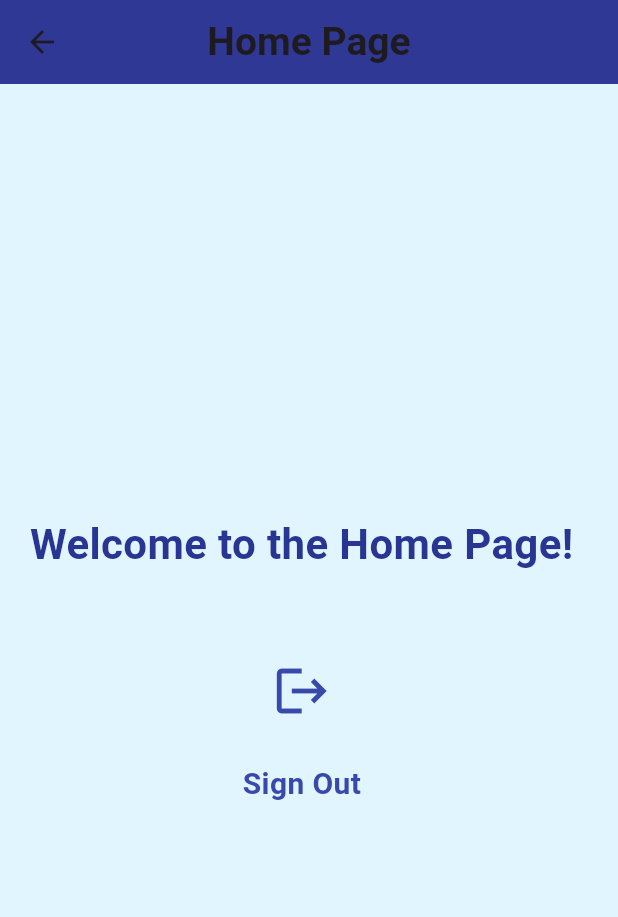
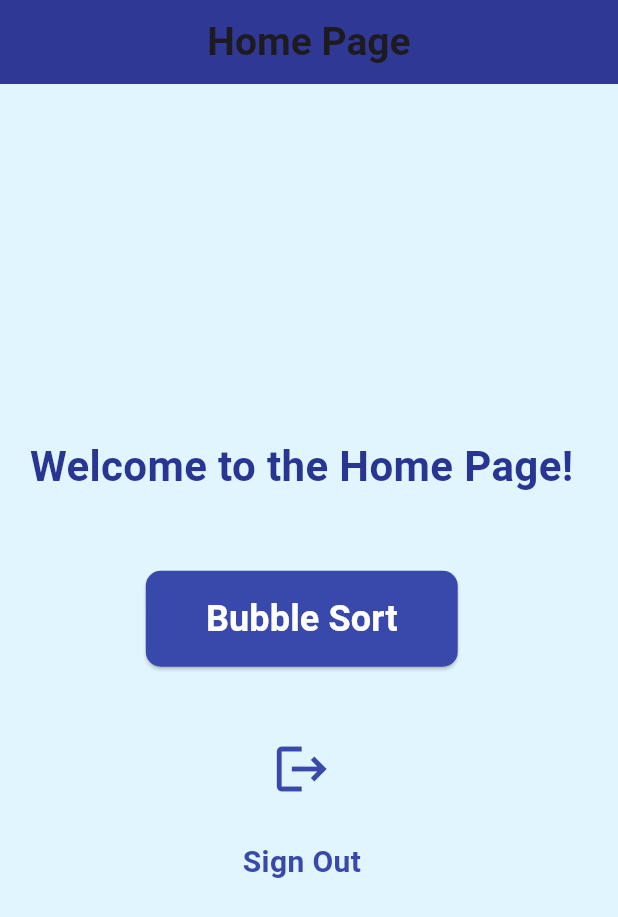
Before and after one commit to harshp4114/visualgo, a Flutter app: the HomePage screen opened by its route, on a phone screen of 412 x 824 dp. Shown: the top 917 px of the screen. Run offline on Flutter 3.47's test engine with Material 3 defaults, Android fonts, the phone set to English and light mode, and no system bars; our stand-ins replace firebase_auth, firebase_core; accounts and stored records are empty; Roboto replaces fonts that are missing (Montserrat).

Commit message:
firebase fully completed

```diff
--- a/lib/pages/home.dart
+++ b/lib/pages/home.dart
@@ -2,6 +2,7 @@ import 'package:firebase_auth/firebase_auth.dart';
 import 'package:flutter/material.dart';
 import 'package:sdp/pages/signup.dart';
 import 'package:sdp/pages/login.dart';
+import 'package:sdp/pages/sorting.dart'; // Import the BubbleSortPage
 
 class HomePage extends StatefulWidget {
   @override
@@ -12,8 +13,8 @@ class _HomePageState extends State<HomePage> {
   @override
   Widget build(BuildContext context) {
     return Scaffold(
-      // Custom AppBar with medium dark blue color
       appBar: AppBar(
+        automaticallyImplyLeading: false,
         title: Text(
           "Home Page",
           style: TextStyle(
@@ -33,7 +34,7 @@ class _HomePageState extends State<HomePage> {
           mainAxisAlignment: MainAxisAlignment.center,
           crossAxisAlignment: CrossAxisAlignment.center,
           children: [
-            // Welcome text with a modern, bold style
+            // Welcome text
             Container(
               margin: EdgeInsets.only(bottom: 20),
               child: Text(
@@ -41,7 +42,7 @@ class _HomePageState extends State<HomePage> {
                 style: TextStyle(
                   fontSize: 28,
                   fontWeight: FontWeight.bold,
-                  color: Colors.indigo[800], // Matching color theme
+                  color: Colors.indigo[800],
                   fontFamily: 'Montserrat',
                 ),
                 textAlign: TextAlign.center,
@@ -49,11 +50,38 @@ class _HomePageState extends State<HomePage> {
             ),
             SizedBox(height: 30),
 
+            // Bubble Sort Button
+            ElevatedButton(
+              onPressed: () {
+                Navigator.push(
+                  context,
+                  MaterialPageRoute(builder: (context) => SortingPage()),
+                );
+              },
+              style: ElevatedButton.styleFrom(
+                backgroundColor: Colors.indigo[600],  // Medium blue button
+                padding: EdgeInsets.symmetric(horizontal: 40, vertical: 15),
+                shape: RoundedRectangleBorder(
+                  borderRadius: BorderRadius.circular(10),
+                ),
+              ),
+              child: Text(
+                "Bubble Sort",
+                style: TextStyle(
+                  fontSize: 24,
+                  fontWeight: FontWeight.bold,
+                  fontFamily: 'Montserrat',
+                  color: Colors.white,
+                ),
+              ),
+            ),
+            SizedBox(height: 40),
+
             // Sign Out button
             IconButton(
               icon: Icon(Icons.logout),
-              color: Colors.indigo[600],  // Medium blue for the icon
-              iconSize: 40,  // Larger icon size for visual clarity
+              color: Colors.indigo[600],
+              iconSize: 40,
               onPressed: () {
                 _signOut();
               },
@@ -68,7 +96,7 @@ class _HomePageState extends State<HomePage> {
                 fontFamily: 'Montserrat',
                 fontSize: 20,
                 fontWeight: FontWeight.w600,
-                color: Colors.indigo[600],  // Medium blue for text
+                color: Colors.indigo[600],
               ),
             ),
           ],
@@ -82,8 +110,8 @@ class _HomePageState extends State<HomePage> {
     FirebaseAuth.instance.signOut();
     Navigator.pushAndRemoveUntil(
       context,
-      MaterialPageRoute(builder: (context) => LoginPage()), // Navigating back to HomePage
-      ModalRoute.withName('/login'),  // Navigating to sign-up page
+      MaterialPageRoute(builder: (context) => LoginPage()), // Navigating to LoginPage
+      ModalRoute.withName('/login'),
     );
   }
 }
```
Also changed, not shown: lib/pages/login.dart (+8 -0 lines).
